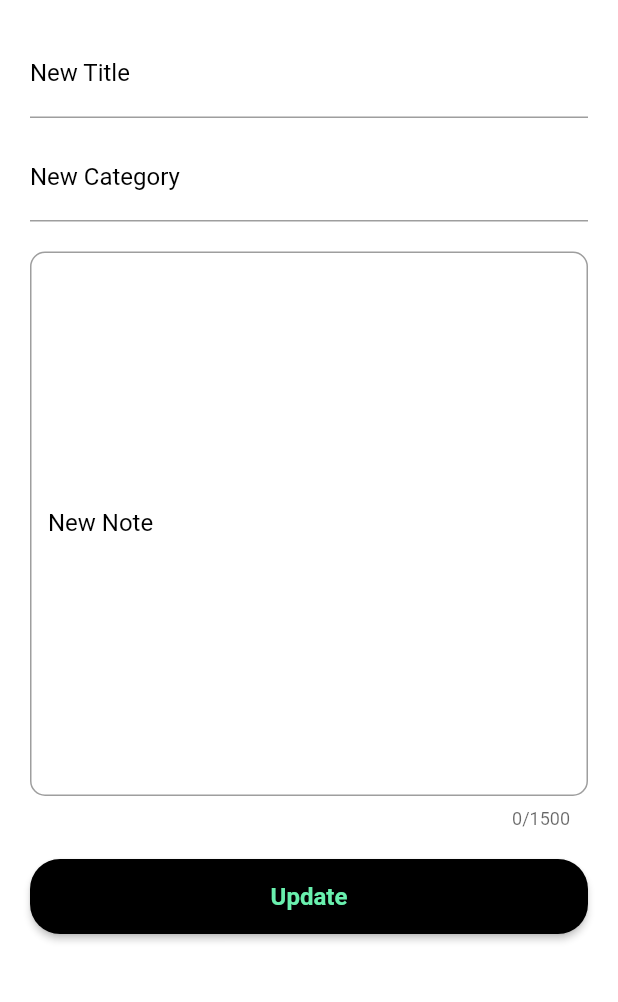
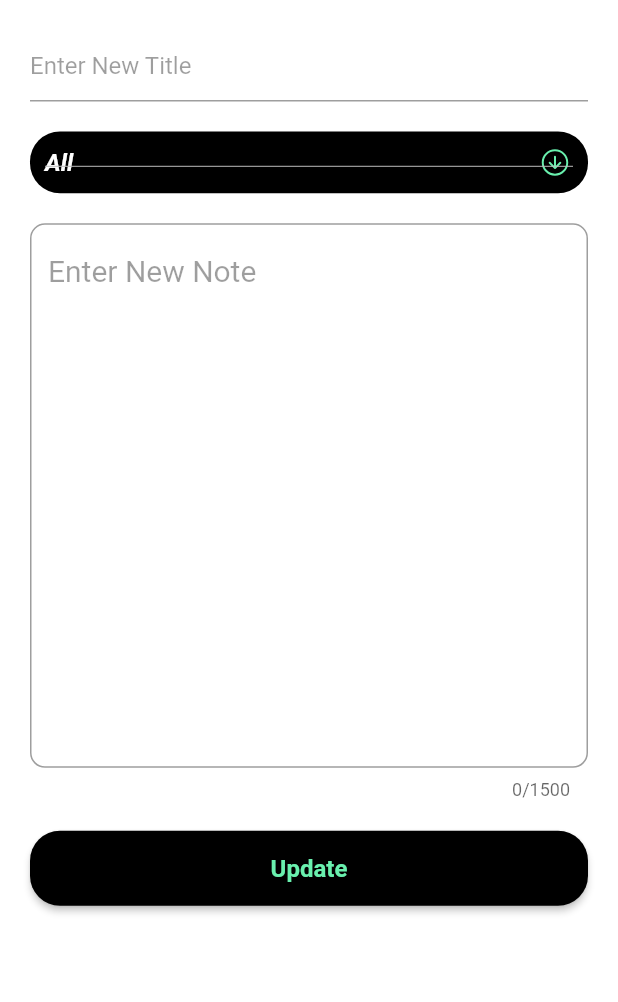
Before and after one commit to kztJames01/bookstore, a Flutter app: the SecondPage screen opened directly with empty values, on a phone screen of 412 x 824 dp, the part 149-1151 px from its top. Run offline on Flutter 3.47's test engine with Material 2 defaults, Android fonts, the phone set to English and light mode, and no system bars; our stand-ins replace bloc, fluentui_system_icons, flutter_advanced_drawer, flutter_bloc, rflutter_alert, sqflite; accounts and stored records are empty.

Commit message:
finished update with bloc and some design fix

```diff
--- a/lib/BookList.dart
+++ b/lib/BookList.dart
@@ -214,10 +214,7 @@ class _BookListState extends State<BookList> with TickerProviderStateMixin {
                                               builder: (context) => notePage(
                                                     title: hello
                                                         .data![value].noteTitle,
-                                                    category: hello
-                                                        .data![value].category,
-                                                    note:
-                                                        hello.data![value].note,
+
                                                   )));
                                     },
                                     child: Card(
--- a/lib/UpdatePage.dart
+++ b/lib/UpdatePage.dart
@@ -1,7 +1,13 @@
 import 'package:bookstore/books.dart';
+import 'package:bookstore/cubit/drop_down_cubit.dart';
+import 'package:bookstore/main.dart';
+import 'package:fluentui_system_icons/fluentui_system_icons.dart';
 import 'package:flutter/material.dart';
+import 'package:flutter_bloc/flutter_bloc.dart';
 
 import 'database_handler.dart';
+
+String _dropDownValue = "All";
 
 class SecondPage extends StatefulWidget {
   final Book book;
@@ -10,6 +16,18 @@ class SecondPage extends StatefulWidget {
   @override
   _SecondPageState createState() => _SecondPageState();
 }
+
+List<String> list = <String>[
+  "All",
+  "Important",
+  "Lectures",
+  "Transportation",
+  "Health",
+  "Politics",
+  "Addresses",
+  "Passwords",
+  "Random"
+];
 
 class _SecondPageState extends State<SecondPage> {
   TextEditingController controller = TextEditingController();
@@ -31,6 +49,7 @@ class _SecondPageState extends State<SecondPage> {
 
   @override
   Widget build(BuildContext context) {
+    var size = MediaQuery.of(context).size;
     return Scaffold(
       appBar: AppBar(
         elevation: 0,
@@ -78,65 +97,102 @@ class _SecondPageState extends State<SecondPage> {
                 onFieldSubmitted: (value) => controller1.text,
                 decoration: pressed
                     ? InputDecoration(
-                        fillColor: Colors.white,
                         labelText: 'New Title',
-                        labelStyle: TextStyle(color: Colors.black))
+                        labelStyle: TextStyle(
+                            color: Colors.black,
+                            fontStyle: FontStyle.italic,
+                            fontSize: 20,
+                            fontWeight: FontWeight.bold),
+                        hintText: "Enter New Title",
+                        hintStyle: TextStyle(
+                          color: Colors.black38,
+                          fontSize: 16,
+                        ))
                     : InputDecoration(
                         hintText: "Enter New Title",
-                        fillColor: Colors.white,
-                        labelText: 'New Title',
-                        labelStyle: TextStyle(color: Colors.black)),
-              ),
-              SizedBox(
-                height: 10,
-              ),
-              TextFormField(
-                validator: (value) {
-                  if (value!.isEmpty) {
-                    return 'Enter Category';
-                  }
-                  return null;
-                },
-                keyboardType: TextInputType.text,
-                controller: controller2,
-                onTap: () {
-                  pressed = true;
-                },
-                onFieldSubmitted: (value) => controller2.text,
-                decoration: pressed
-                    ? InputDecoration(
-                        fillColor: Colors.white,
-                        labelText: 'New Category',
-                        labelStyle: TextStyle(color: Colors.black))
-                    : InputDecoration(
-                        hintText: "Enter New Category",
-                        fillColor: Colors.white,
-                        labelText: 'New Category',
-                        labelStyle: TextStyle(color: Colors.black)),
+                        hintStyle: TextStyle(
+                          color: Colors.black38,
+                          fontSize: 16,
+                        )),
               ),
               SizedBox(
                 height: 20,
               ),
-              TextField(
+              BlocBuilder<DropDownCubit1, DropDownInitial1>(
+                builder: (context, state) {
+                  return Container(
+                    width: size.width * 0.8,
+                    height: size.height * 0.05,
+                    padding: EdgeInsets.all(10),
+                    decoration: BoxDecoration(
+                        color: Colors.black,
+                        borderRadius: BorderRadius.circular(20)),
+                    child: DropdownButton<String>(
+                        borderRadius: BorderRadius.only(
+                            topLeft: Radius.circular(20),
+                            bottomRight: Radius.circular(20)),
+                        value: state.textValue,
+                        elevation: 16,
+                        icon: Icon(
+                          FluentIcons.arrow_circle_down_24_regular,
+                        ),
+                        dropdownColor: Colors.black,
+                        iconDisabledColor: Colors.white,
+                        iconEnabledColor: Colors.greenAccent,
+                        isExpanded: true,
+                        style: TextStyle(
+                            color: Colors.white,
+                            fontSize: 16,
+                            fontWeight: FontWeight.bold,
+                            fontStyle: FontStyle.italic),
+                        items:
+                            list.map<DropdownMenuItem<String>>((String value) {
+                          return DropdownMenuItem<String>(
+                              value: value,
+                              child: Text(
+                                value,
+                              ));
+                        }).toList(),
+                        onChanged: (value) {
+                          BlocProvider.of<DropDownCubit1>(context)
+                              .change1(value);
+                          _dropDownValue = value!;
+                        }),
+                  );
+                },
+              ),
+              SizedBox(
+                height: 20,
+              ),
+              TextFormField(
                 onTap: () {
                   pressed = true;
+                },
+                controller: controller3,
+                onFieldSubmitted: (value) {
+                  controller3.text;
                 },
                 decoration: pressed
                     ? InputDecoration(
                         border: OutlineInputBorder(
                             borderSide: BorderSide(color: Colors.black12),
                             borderRadius: BorderRadius.circular(10)),
-                        fillColor: Colors.white,
-                        labelText: 'New Note',
-                        labelStyle: TextStyle(color: Colors.black))
+                        labelText: "New Note",
+                        labelStyle: TextStyle(
+                            color: Colors.black,
+                            fontWeight: FontWeight.bold,
+                            fontStyle: FontStyle.italic,
+                            fontSize: 20),
+                        hintText: 'Enter New Note',
+                        hintStyle:
+                            TextStyle(color: Colors.black38, fontSize: 20))
                     : InputDecoration(
                         border: OutlineInputBorder(
                             borderSide: BorderSide(color: Colors.black12),
                             borderRadius: BorderRadius.circular(10)),
                         hintText: "Enter New Note",
-                        fillColor: Colors.white,
-                        labelText: 'New Note',
-                        labelStyle: TextStyle(color: Colors.black)),
+                        hintStyle:
+                            TextStyle(color: Colors.black38, fontSize: 20)),
                 keyboardType: TextInputType.multiline,
                 maxLines: 17,
                 maxLength: 1500,
@@ -155,15 +211,12 @@ class _SecondPageState extends State<SecondPage> {
                     }
                     if (widget.book != null) {
                       await databasehandler.updateData(Book.withId(
-                          widget.book.id,
-                          controller1.text,
-                          controller2.text,
-                          controller3.text));
+                        widget.book.id,
+                          controller1.text, _dropDownValue, controller3.text));
                       Navigator.pop(context);
 
                       return;
                     }
-
 
                     setState(() {});
                   },
--- a/lib/cubit/drop_down_cubit.dart
+++ b/lib/cubit/drop_down_cubit.dart
@@ -10,3 +10,11 @@ class DropDownCubit extends Cubit<DropDownInitial> {
     emit(DropDownInitial(value: state.value = textValue));
   }
 }
+
+class DropDownCubit1 extends Cubit<DropDownInitial1> {
+  DropDownCubit1() : super(DropDownInitial1(textValue: "All"));
+
+  change1(value) {
+    emit(DropDownInitial1(textValue: state.textValue = value));
+  }
+}
--- a/lib/cubit/drop_down_state.dart
+++ b/lib/cubit/drop_down_state.dart
@@ -4,3 +4,8 @@ class DropDownInitial {
   String value;
   DropDownInitial({required this.value});
 }
+
+class DropDownInitial1 {
+  String textValue;
+  DropDownInitial1({required this.textValue});
+}
```
Also changed, not shown: lib/main.dart (+5 -2 lines), lib/notepage.dart (+40 -60 lines).
